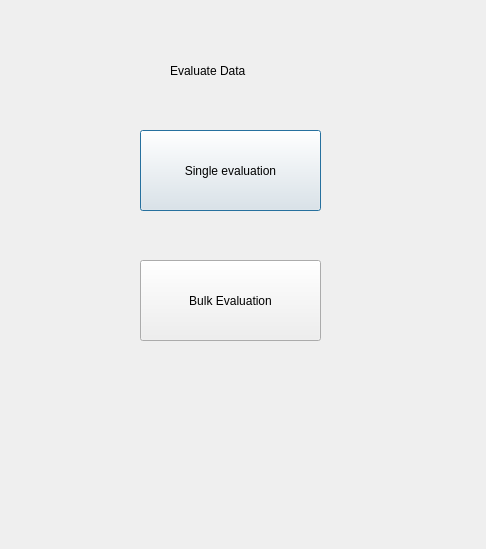
The window that src/Interface/UI/evaluate_data.ui (hellorahat/LoanEligibilityPredictor) describes before a commit, drawn with Qt 5.
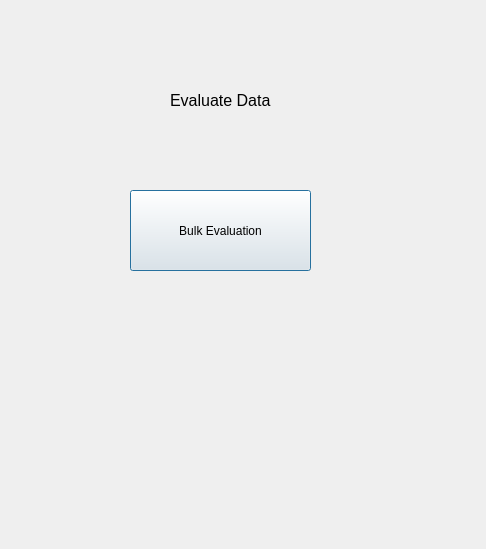
The same window after the commit.

Commit message: delete single eva

Patch:
```diff
--- a/src/Interface/UI/evaluate_data.ui
+++ b/src/Interface/UI/evaluate_data.ui
@@ -13,24 +13,11 @@
   <property name="windowTitle">
    <string>Dialog</string>
   </property>
-  <widget class="QPushButton" name="Singleeva">
-   <property name="geometry">
-    <rect>
-     <x>140</x>
-     <y>130</y>
-     <width>181</width>
-     <height>81</height>
-    </rect>
-   </property>
-   <property name="text">
-    <string>Single evaluation</string>
-   </property>
-  </widget>
   <widget class="QPushButton" name="pushButton_2">
    <property name="geometry">
     <rect>
-     <x>140</x>
-     <y>260</y>
+     <x>130</x>
+     <y>190</y>
      <width>181</width>
      <height>81</height>
     </rect>
@@ -44,10 +31,15 @@
     <rect>
      <x>170</x>
      <y>40</y>
-     <width>131</width>
-     <height>61</height>
+     <width>181</width>
+     <height>121</height>
     </rect>
    </property>
+   <property name="font">
+    <font>
+     <pointsize>12</pointsize>
+    </font>
+   </property>
    <property name="text">
     <string>Evaluate Data</string>
    </property>
```
